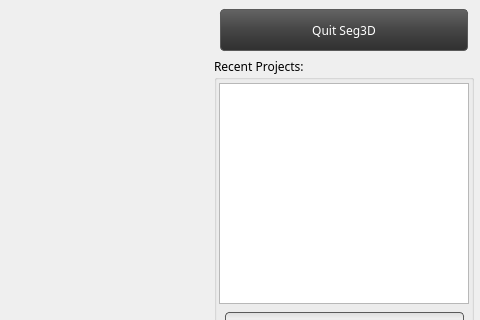
Old version of the form src/Interface/AppSplash/AppSplash.ui in the repository SCIInstitute/Seg3D; both pictures show x 550 to 1030 and y 0 to 320 of the 1030 by 479 pixel window.
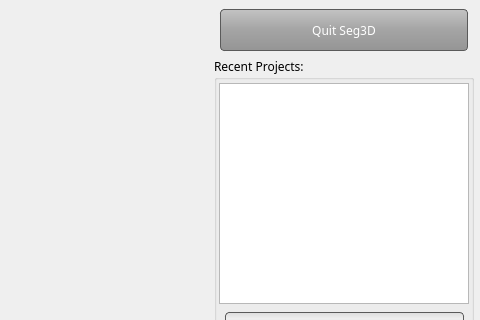
New version of the form. Icons and pictures are not drawn.

Commit message: added calculate volume functionality to mask layerwidgets.  Fixed issue with splash menu letting you past to the program without a project created or loaded. Fixed some color issues with the quit button.  Tweaked the AppShortcuts to put the navigation hotkey list above some less used ones and set made its default size a bit larger.  Fixed an issues with ProjectDockWidget not showing the placeholder text in the text edit at first.

```diff
--- a/src/Interface/AppSplash/AppSplash.ui
+++ b/src/Interface/AppSplash/AppSplash.ui
@@ -66,7 +66,7 @@
 }
 
 QPushButton#quit_seg3d_button_{
-  background-color: qlineargradient(spread:pad, x1:0.5, y1:0, x2:0.5, y2:0.960227, stop:0 rgba(100, 100, 100, 255), stop:0.497512 rgba(70, 70, 70, 255), stop:1 rgba(50, 50, 50, 255));
+  background-color: qlineargradient(spread:pad, x1:0.5, y1:0, x2:0.5, y2:0.960227, stop:0 rgba(195, 195, 195, 255), stop:0.497512 rgba(165, 165, 165, 255), stop:1 rgba(150, 150, 150, 255));
   border-radius: 4px;
   border: 1px solid rgb(90, 90, 90);
   margin:4px;
```
Left out of the diff: 1 changed line with no effect on the pictures. The commit also changes 13 other files.
